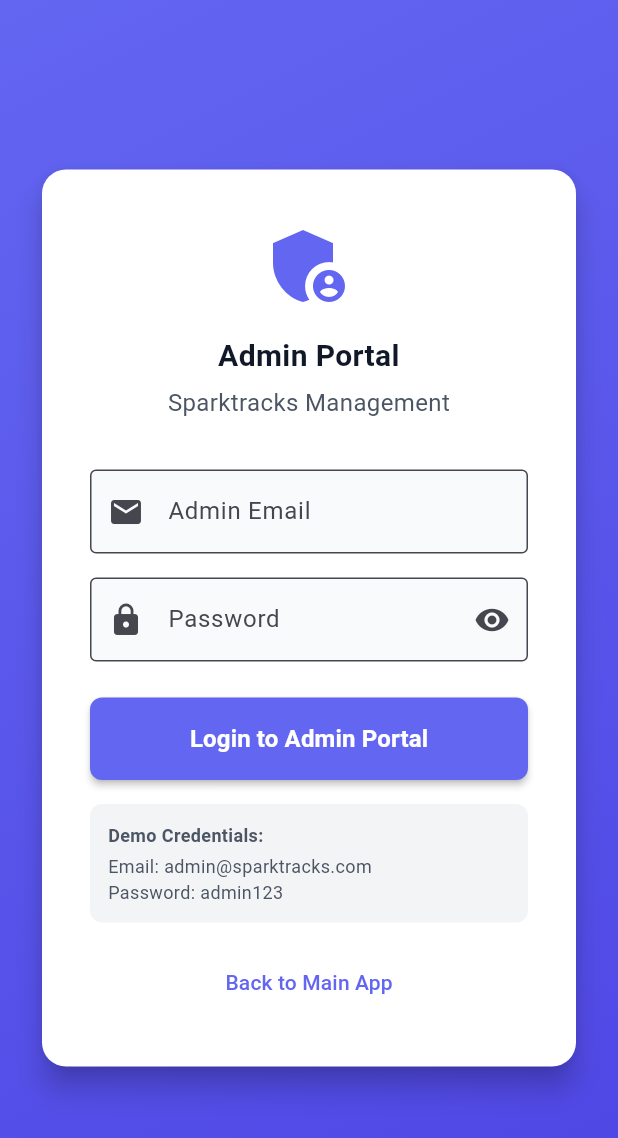
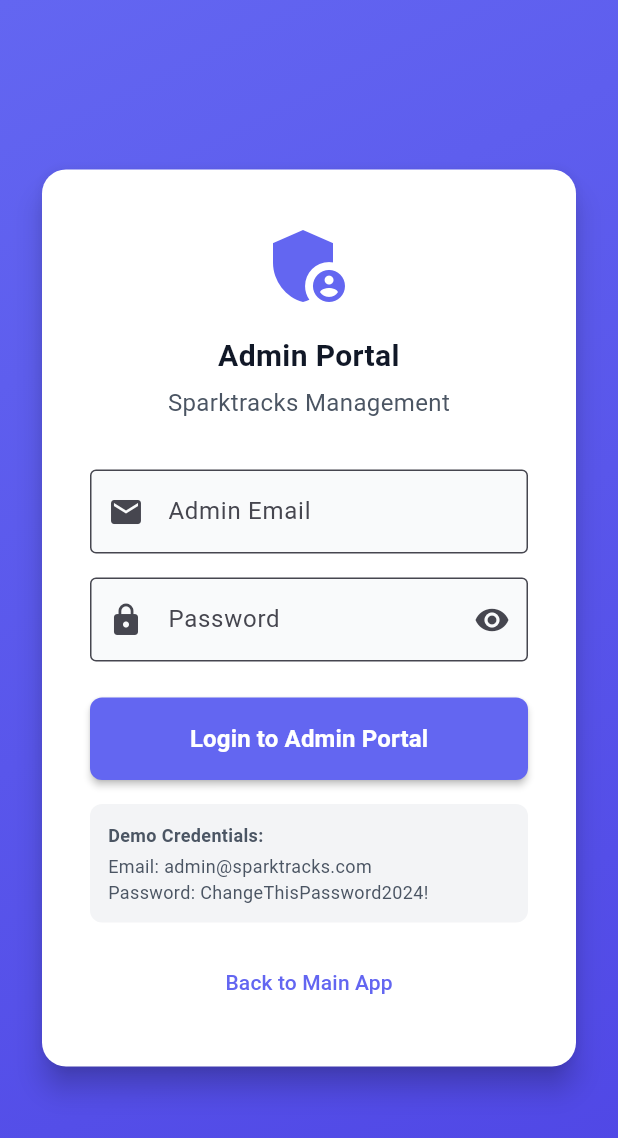
Before and after one commit to jvinaymohan/sparktracks-mvp, a Flutter app: the AdminLoginScreen screen opened by its route, on a phone screen of 412 x 824 dp. Shown: the top 1138 px of the screen. Run offline on Flutter 3.47's test engine with Material 3 defaults, Android fonts, the phone set to English and light mode, and no system bars; our stand-ins replace cloud_firestore, firebase_auth, firebase_core, go_router, image_picker, table_calendar; missing offline and left inert: mailer; accounts and stored records are empty; Roboto replaces fonts that are missing (Poppins).

Commit message:
🐛 FIX: Admin login password mismatch
CRITICAL BUG FIX:
- Login screen showed wrong password (admin123)
- Actual password in code: ChangeThisPassword2024!
- Updated login screen to show correct password
- Admin login now works!

Credentials:
✅ Email: admin@sparktracks.com
✅ Password: ChangeThisPassword2024!

```diff
--- a/lib/screens/admin/admin_login_screen.dart
+++ b/lib/screens/admin/admin_login_screen.dart
@@ -197,7 +197,7 @@
                               style: AppTheme.bodySmall,
                             ),
                             Text(
-                              'Password: admin123',
+                              'Password: ChangeThisPassword2024!',
                               style: AppTheme.bodySmall,
                             ),
                           ],
```
